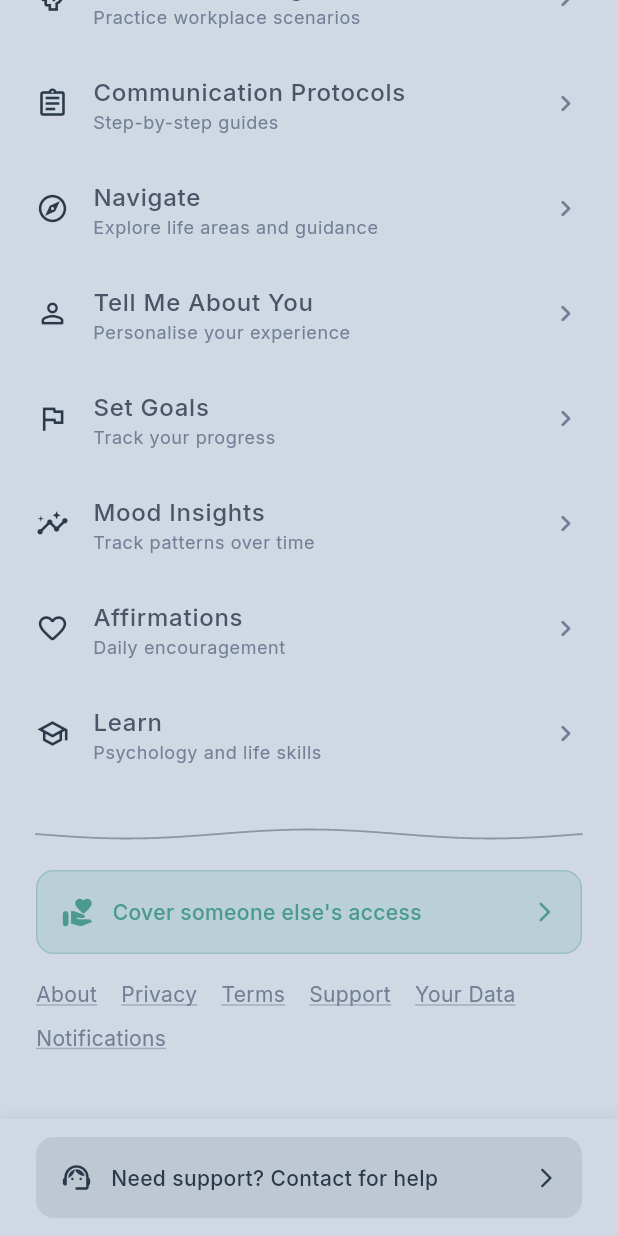
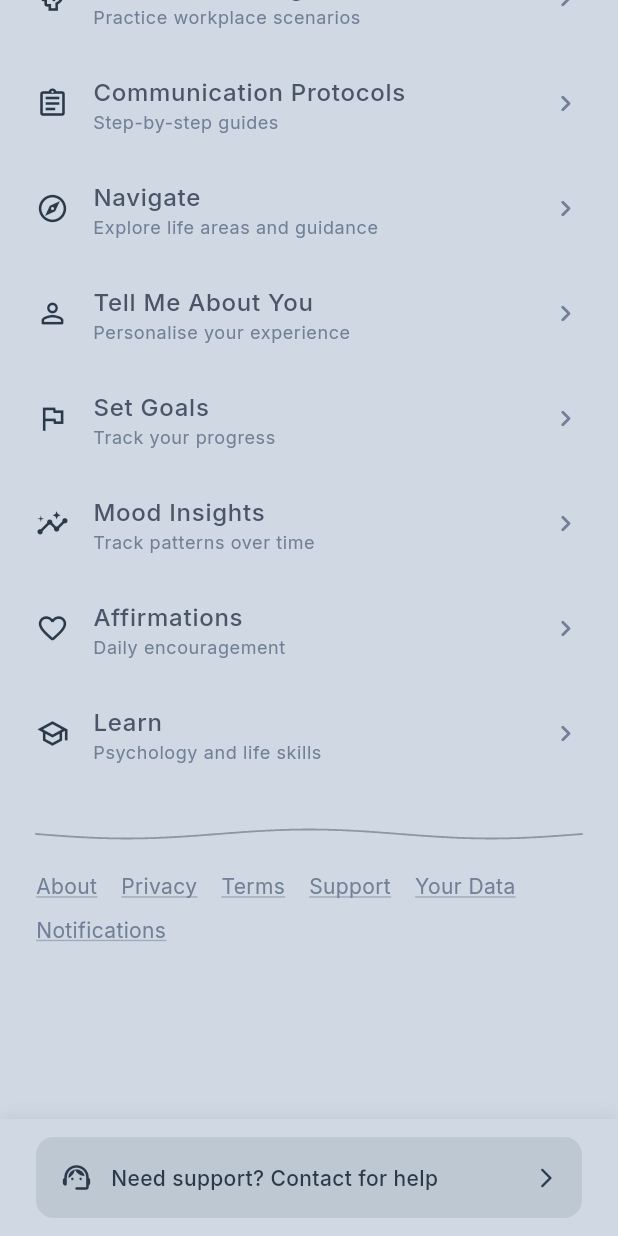
Before and after one commit to darrengalvin/oceaninsights, a Flutter app: the HomeScreen screen opened directly, scrolled down 1666 dp, on a phone screen of 412 x 824 dp. Run offline on Flutter 3.47's test engine with Material 3 defaults, Android fonts, the phone set to English and light mode, and no system bars; our stand-ins replace flutter_animate, flutter_local_notifications, google_fonts, hive, hive_flutter, in_app_purchase and 4 more; accounts and stored records are empty; network calls fail.

Commit message:
Remove 'Cover someone else's access' section from home screen
Co-authored-by: Cursor <cursoragent@cursor.com>

```diff
--- a/lib/features/home/screens/home_screen.dart
+++ b/lib/features/home/screens/home_screen.dart
@@ -379,55 +379,7 @@ class HomeScreen extends StatelessWidget {
     return Column(
       crossAxisAlignment: CrossAxisAlignment.start,
       children: [
-        // Pay It Forward card
-        GestureDetector(
-          behavior: HitTestBehavior.opaque,
-          onTap: () {
-            HapticFeedback.lightImpact();
-            UISoundService().playClick();
-            Navigator.push(
-              context,
-              MaterialPageRoute(builder: (_) => const PayItForwardScreen()),
-            );
-          },
-          child: Container(
-            padding: const EdgeInsets.all(16),
-            decoration: BoxDecoration(
-              color: const Color(0xFF4A9B8E).withOpacity(0.15),
-              borderRadius: BorderRadius.circular(12),
-              border: Border.all(
-                color: const Color(0xFF4A9B8E).withOpacity(0.3),
-                width: 1,
-              ),
-            ),
-            child: Row(
-              children: [
-                Icon(
-                  Icons.volunteer_activism_rounded,
-                  color: const Color(0xFF4A9B8E),
-                  size: 22,
-                ),
-                const SizedBox(width: 12),
-                Expanded(
-                  child: Text(
-                    'Cover someone else\'s access',
-                    style: Theme.of(context).textTheme.bodyMedium?.copyWith(
-                      fontWeight: FontWeight.w500,
-                      color: const Color(0xFF4A9B8E),
-                    ),
-                  ),
-                ),
-                Icon(
-                  Icons.arrow_forward_ios_rounded,
-                  color: const Color(0xFF4A9B8E),
-                  size: 16,
-                ),
-              ],
-            ),
-          ),
-        ),
-        const SizedBox(height: 16),
-        // Legal and Support links
+// Legal and Support links
         Wrap(
           spacing: 16,
           runSpacing: 8,
```
Also changed, not shown: 1 other file.
